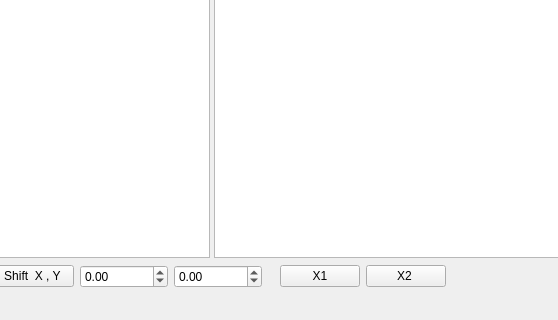
The window that ui/MDF_main_window.ui (dangorgs/MDF_viewer) describes before a commit, drawn with Qt 5; both pictures show x 359 to 917 and y 563 to 883 of the 1142 by 883 pixel window.
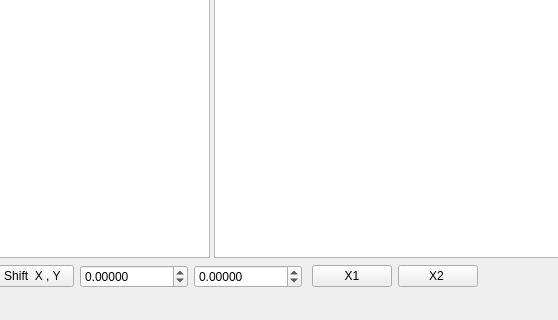
The same window after the commit. Custom widgets are drawn as their Qt base class.

What changed in the file:
```diff
--- a/ui/MDF_main_window.ui
+++ b/ui/MDF_main_window.ui
@@ -79,7 +79,7 @@
          </size>
         </property>
         <property name="decimals">
-         <number>2</number>
+         <number>5</number>
         </property>
         <property name="minimum">
          <double>-999999.989999999990687</double>
@@ -91,6 +91,9 @@
       </item>
       <item>
        <widget class="QDoubleSpinBox" name="Shift_Sig_Y">
+        <property name="decimals">
+         <number>5</number>
+        </property>
         <property name="minimum">
          <double>-999999.989999999990687</double>
         </property>
```
